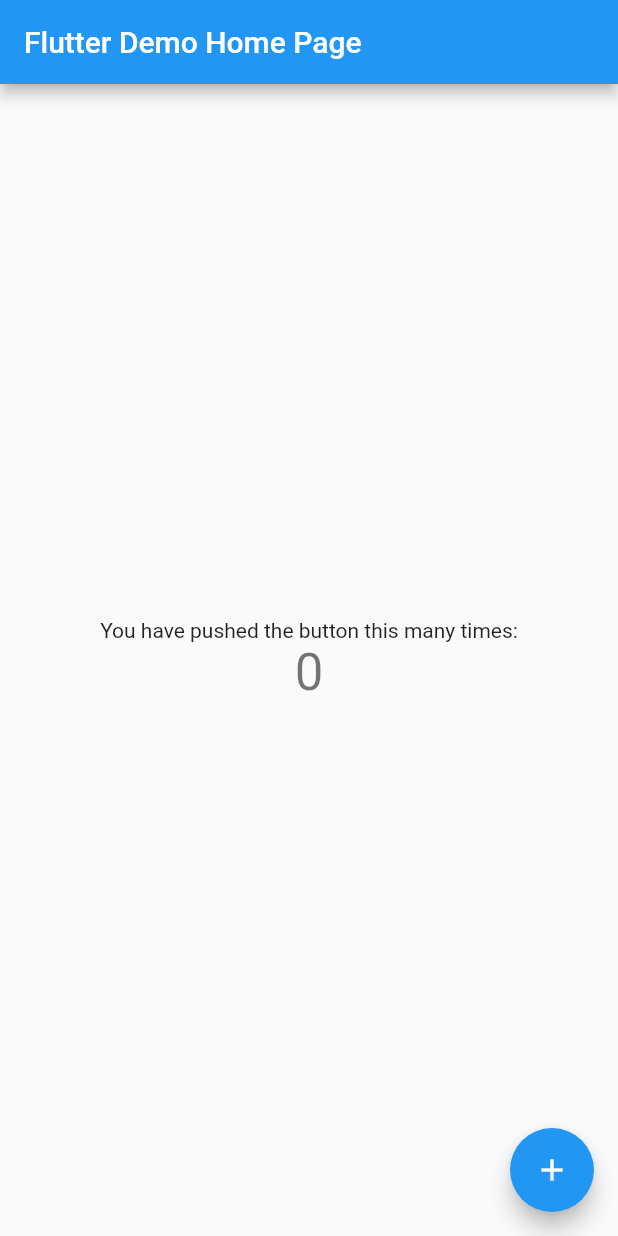
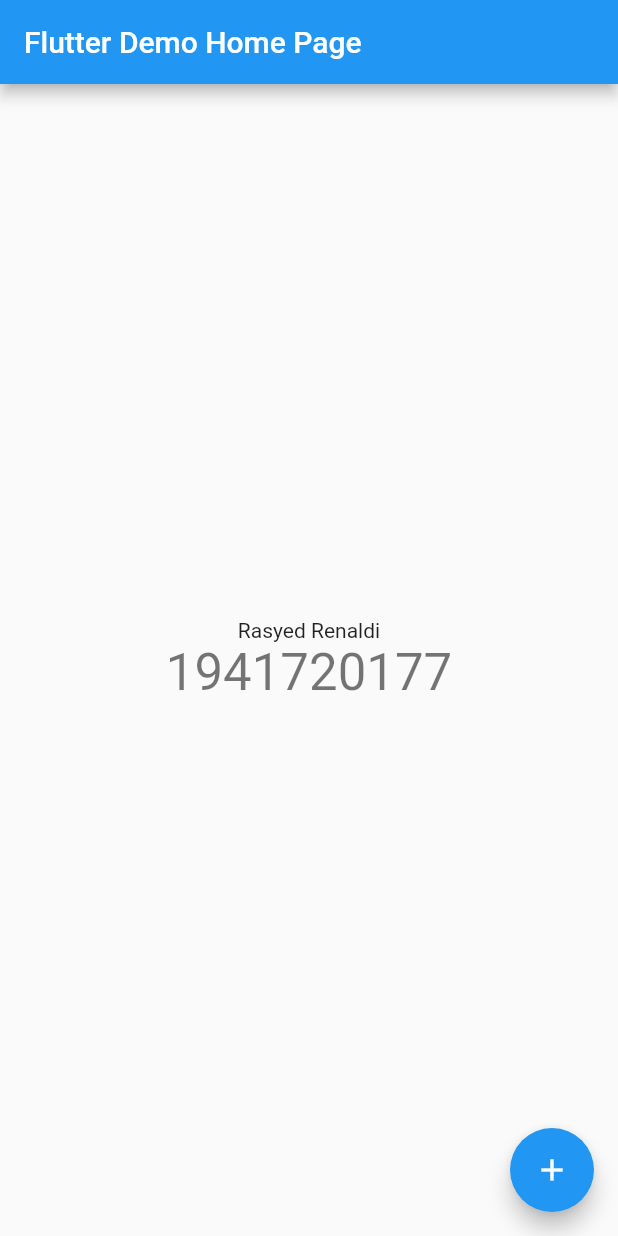
Before and after one commit to Rasyid-Renaldi/flutter-fundamental, a Flutter app: the screen it shows after launch, on a phone screen of 412 x 824 dp. Run offline on Flutter 3.47's test engine with Material 2 defaults, Android fonts, the phone set to English and light mode, and no system bars.

Commit message:
First Update

```diff
--- a/flutter_app1/lib/main.dart
+++ b/flutter_app1/lib/main.dart
@@ -48,7 +48,7 @@ class MyHomePage extends StatefulWidget {
 }
 
 class _MyHomePageState extends State<MyHomePage> {
-  int _counter = 0;
+  int _counter = 1941720177;
 
   void _incrementCounter() {
     setState(() {
@@ -96,7 +96,7 @@ class _MyHomePageState extends State<MyHomePage> {
           mainAxisAlignment: MainAxisAlignment.center,
           children: <Widget>[
             const Text(
-              'You have pushed the button this many times:',
+              'Rasyed Renaldi',
             ),
             Text(
               '$_counter',
```
